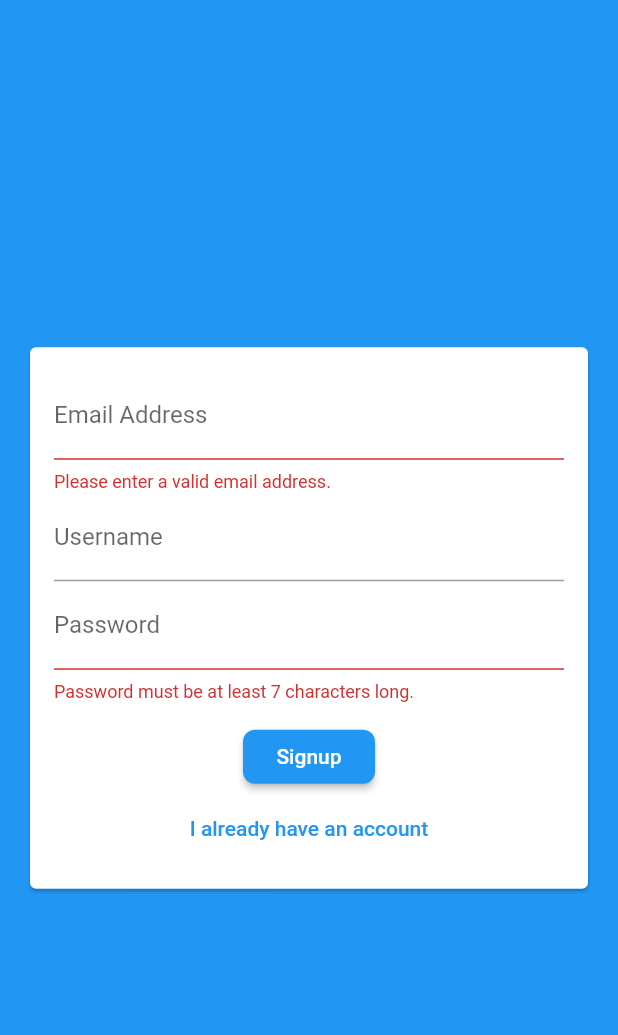
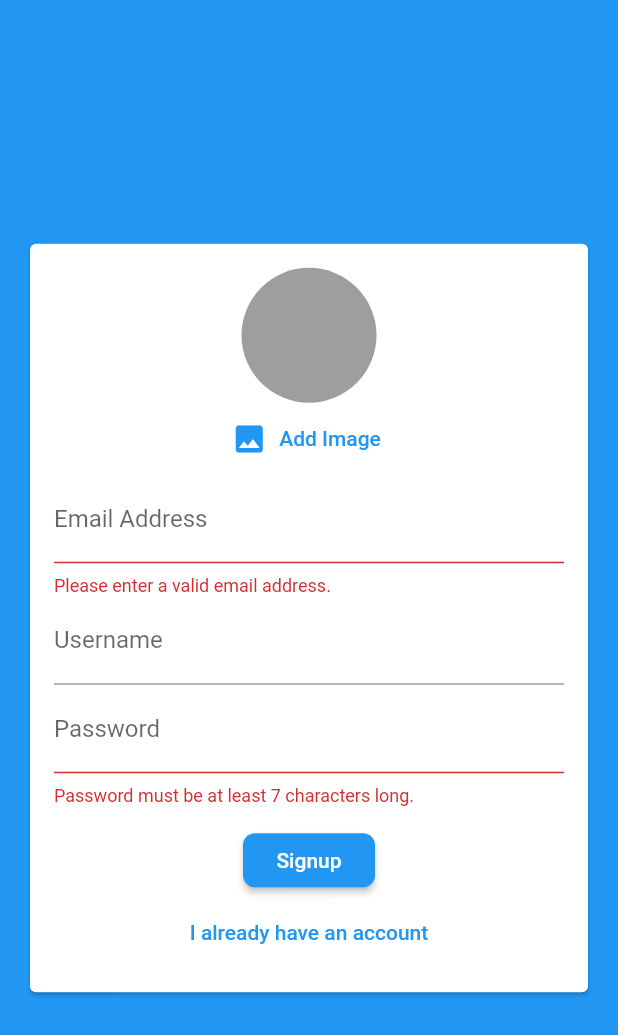
Before and after one commit to mahrncic/flutter-mess-app, a Flutter app: the screen it shows after launch, after a tap on "Login", after a tap on "Create new account", on a phone screen of 412 x 824 dp. Shown: the top 1035 px of the screen. Run offline on Flutter 3.47's test engine with Material 2 defaults, Android fonts, the phone set to English and light mode, and no system bars; our stand-ins replace cloud_firestore, email_validator, firebase_auth, image_picker; accounts and stored records are empty.

Commit message:
Changes for initial preview of user image on registration functionality.

```diff
--- a/mess_app/lib/widgets/auth/auth_form.dart
+++ b/mess_app/lib/widgets/auth/auth_form.dart
@@ -1,5 +1,6 @@
 import 'package:flutter/material.dart';
 import 'package:email_validator/email_validator.dart';
+import 'package:mess_app/widgets/pickers/user_image_picker.dart';
 
 class AuthForm extends StatefulWidget {
   final bool isLoading;
@@ -53,8 +54,9 @@
               child: Column(
                 mainAxisSize: MainAxisSize.min,
                 children: [
+                  if (!_isLogin) UserImagePicker(),
                   TextFormField(
-                    key: ValueKey('email'),
+                    key: const ValueKey('email'),
                     validator: (value) {
                       if (value.isEmpty || !EmailValidator.validate(value)) {
                         return 'Please enter a valid email address.';
--- /dev/null
+++ b/mess_app/lib/widgets/pickers/user_image_picker.dart
@@ -0,0 +1,42 @@
+import 'dart:io';
+
+import 'package:flutter/material.dart';
+import 'package:image_picker/image_picker.dart';
+
+class UserImagePicker extends StatefulWidget {
+  @override
+  _UserImagePickerState createState() => _UserImagePickerState();
+}
+
+class _UserImagePickerState extends State<UserImagePicker> {
+  File _pickedImage;
+
+  void _pickImage() async {
+    final pickedImageFile =
+        await ImagePicker.pickImage(source: ImageSource.camera);
+
+    setState(() {
+      _pickedImage = pickedImageFile;
+    });
+  }
+
+  @override
+  Widget build(BuildContext context) {
+    return Column(
+      children: [
+        CircleAvatar(
+          radius: 45,
+          backgroundColor: Colors.grey,
+          backgroundImage:
+              _pickedImage == null ? null : FileImage(_pickedImage),
+        ),
+        FlatButton.icon(
+          textColor: Theme.of(context).primaryColor,
+          onPressed: _pickImage,
+          icon: const Icon(Icons.image),
+          label: const Text('Add Image'),
+        ),
+      ],
+    );
+  }
+}
--- a/mess_app/pubspec.yaml
+++ b/mess_app/pubspec.yaml
@@ -35,6 +35,7 @@
   cloud_firestore: 0.13.5
   email_validator: ^2.0.1
   firebase_auth: 0.16.1
+  image_picker: 0.6.5+3
 
 dev_dependencies:
   flutter_test:
```
